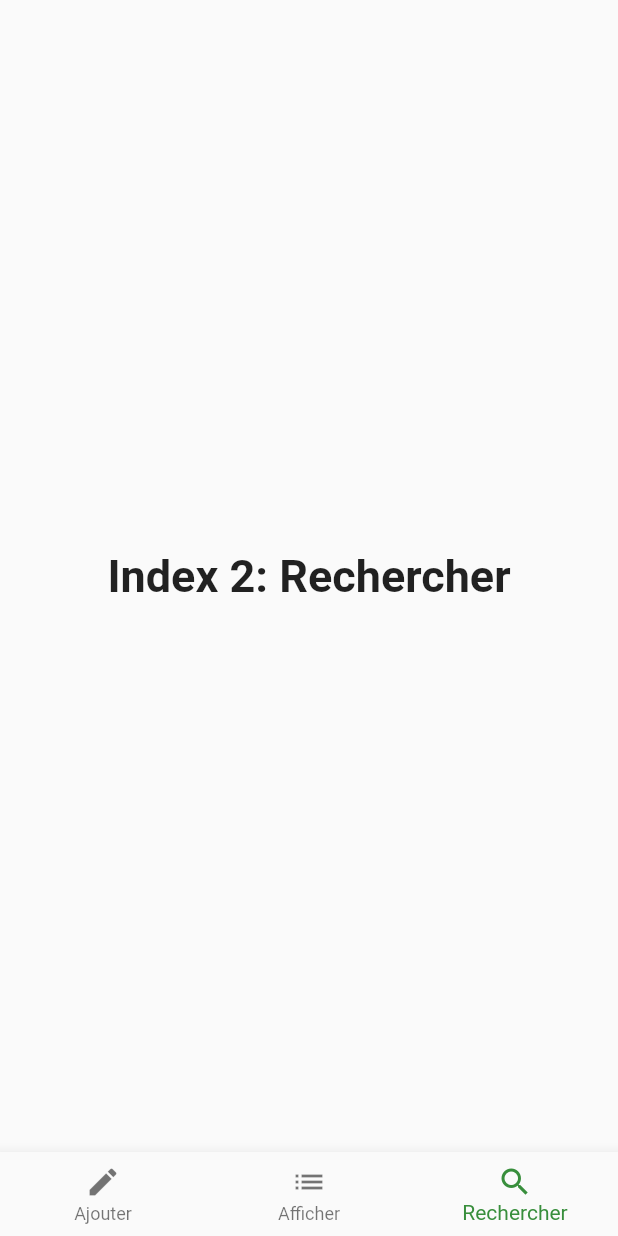
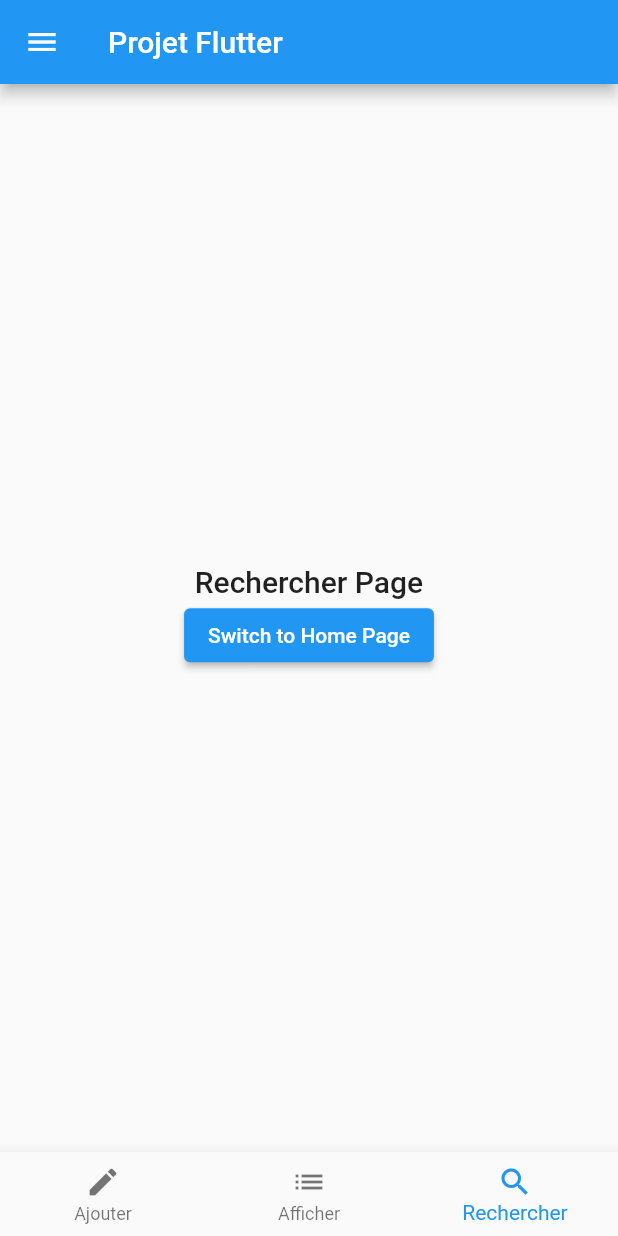
Before and after one commit to WhatANiceDayToCode/Projet_Flutter, a Flutter app: the screen it shows after launch, item 3 of the bottom bar chosen, on a phone screen of 412 x 824 dp. Run offline on Flutter 3.47's test engine with Material 2 defaults, Android fonts, the phone set to English and light mode, and no system bars.

```diff
--- a/projet_flutter/lib/main.dart
+++ b/projet_flutter/lib/main.dart
@@ -1,84 +1,154 @@
 import 'package:flutter/material.dart';
 
-void main() => runApp(const MyApp());
+void main() {
+  runApp(const MyApp());
+}
+
+const String page1 = "Ajouter";
+const String page2 = "Afficher";
+const String page3 = "Rechercher";
+const String title = "Projet Flutter";
 
 class MyApp extends StatelessWidget {
   const MyApp({Key? key}) : super(key: key);
 
-  static const String _title = 'Projet Flutter';
-
   @override
   Widget build(BuildContext context) {
-    return MaterialApp(
-      title: _title,
-      home: const MyStatefulWidget(),
-      theme: ThemeData(
-        primarySwatch: Colors.green,
-      ),
+    return const MaterialApp(
+      title: title,
+      home: MyHomePage(title: title),
     );
   }
 }
 
-class MyStatefulWidget extends StatefulWidget {
-  const MyStatefulWidget({Key? key}) : super(key: key);
+class MyHomePage extends StatefulWidget {
+  const MyHomePage({Key? key, required this.title}) : super(key: key);
+  final String title;
 
   @override
-  State<MyStatefulWidget> createState() => _MyStatefulWidgetState();
+  State<MyHomePage> createState() => _MyHomePageState();
 }
 
-class _MyStatefulWidgetState extends State<MyStatefulWidget> {
-  int _selectedIndex = 0;
-  static const TextStyle optionStyle =
-      TextStyle(fontSize: 30, fontWeight: FontWeight.bold);
-  static const List<Widget> _widgetOptions = <Widget>[
-    Text(
-      'Index 0: Ajouter',
-      style: optionStyle,
-    ),
-    Text(
-      'Index 1: Afficher',
-      style: optionStyle,
-    ),
-    Text(
-      'Index 2: Rechercher',
-      style: optionStyle,
-    ),
-  ];
+class _MyHomePageState extends State<MyHomePage> {
+  late List<Widget> _pages;
+  late Widget _page1;
+  late Widget _page2;
+  late Widget _page3;
+  late int _currentIndex;
+  late Widget _currentPage;
 
-  void _onItemTapped(int index) {
+  @override
+  void initState() {
+    super.initState();
+    _page1 = const Page1();
+    _page2 = const Page2();
+    _page3 = Page3(changePage: _changeTab);
+    _pages = [_page1, _page2, _page3];
+    _currentIndex = 0;
+    _currentPage = _page1;
+  }
+
+  void _changeTab(int index) {
     setState(() {
-      _selectedIndex = index;
+      _currentIndex = index;
+      _currentPage = _pages[index];
     });
   }
 
   @override
   Widget build(BuildContext context) {
     return Scaffold(
-      // Appbar
-      // appBar: AppBar(
-      //   title: const Text('Projet Flutter'),
-      // ),
-      body: Center(
-        child: _widgetOptions.elementAt(_selectedIndex),
+      appBar: AppBar(
+        title: Text(widget.title),
       ),
+      body: _currentPage,
       bottomNavigationBar: BottomNavigationBar(
-        items: const <BottomNavigationBarItem>[
+          onTap: (index) {
+            _changeTab(index);
+          },
+          currentIndex: _currentIndex,
+          items: const [
             BottomNavigationBarItem(
+              label: page1,
               icon: Icon(Icons.edit),
-            label: 'Ajouter',
             ),
             BottomNavigationBarItem(
+              label: page2,
               icon: Icon(Icons.list),
-            label: 'Afficher',
             ),
             BottomNavigationBarItem(
+              label: page3,
               icon: Icon(Icons.search),
-            label: 'Rechercher',
             ),
+          ]),
+      drawer: Drawer(
+        child: Container(
+          margin: const EdgeInsets.only(top: 20.0),
+          child: Column(
+            children: <Widget>[
+              _navigationItemListTitle(page1, 0),
+              _navigationItemListTitle(page2, 1),
+              _navigationItemListTitle(page3, 2),
             ],
-        currentIndex: _selectedIndex,
-        selectedItemColor: Colors.green[700],
-        onTap: _onItemTapped,
+          ),
+        ),
+      ),
+    );
+  }
+
+  Widget _navigationItemListTitle(String title, int index) {
+    return ListTile(
+      title: Text(
+        '$title Page',
+        style: TextStyle(color: Colors.blue[400], fontSize: 22.0),
+      ),
+      onTap: () {
+        Navigator.pop(context);
+        _changeTab(index);
+      },
+    );
+  }
+}
+
+class Page1 extends StatelessWidget {
+  const Page1({Key? key}) : super(key: key);
+
+  @override
+  Widget build(BuildContext context) {
+    return Center(
+      child: Text('$page1 Page', style: Theme.of(context).textTheme.headline6),
+    );
+  }
+}
+
+class Page2 extends StatelessWidget {
+  const Page2({Key? key}) : super(key: key);
+
+  @override
+  Widget build(BuildContext context) {
+    return Center(
+      child: Text('$page2 Page', style: Theme.of(context).textTheme.headline6),
+    );
+  }
+}
+
+class Page3 extends StatelessWidget {
+  const Page3({Key? key, required this.changePage}) : super(key: key);
+  final void Function(int) changePage;
+
+  @override
+  Widget build(BuildContext context) {
+    return Align(
+      alignment: Alignment.center,
+      child: Column(
+        mainAxisSize: MainAxisSize.min,
+        children: [
+          Text('$page3 Page', style: Theme.of(context).textTheme.headline6),
+          ElevatedButton(
+            onPressed: () => changePage(0),
+            child: const Text('Switch to Home Page'),
+          )
+        ],
       ),
     );
   }
```
Lines whose indentation alone changed are shown as unchanged.
